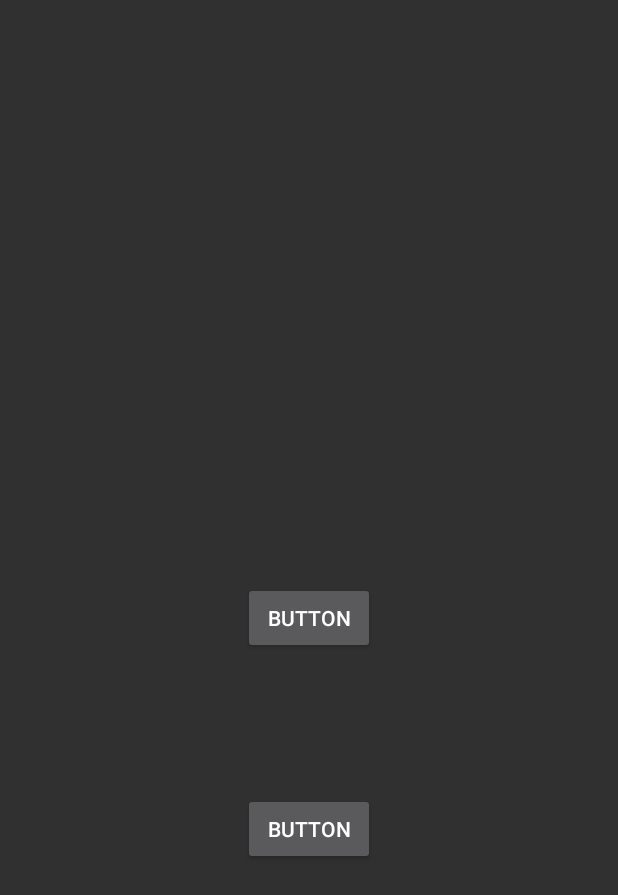
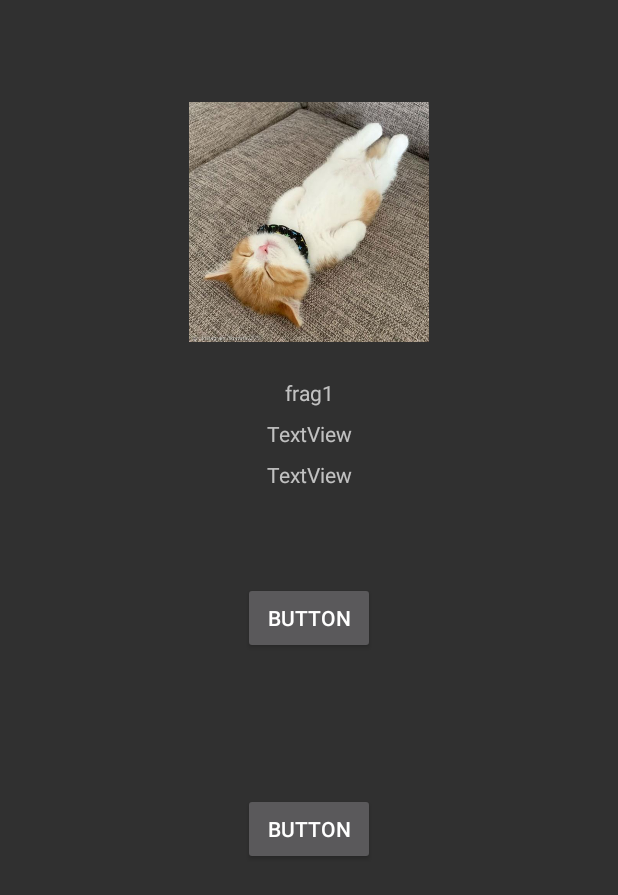
Before and after one commit to EuneeChung/Sopt25Assignment01, an Android app: the screen it shows after launch (MainActivity), on a phone screen of 412 x 824 dp. Shown: the top 895 px of the screen. Run offline under Robolectric (Android 15) with nearby library versions, the phone set to English and light mode, and no system bars.

Commit message:
디자인 추가/다른파일들 추가

```diff
--- /dev/null
+++ b/app/src/main/java/com/example/sopt25assignment01/DummyFragment.kt
@@ -0,0 +1,30 @@
+package com.example.sopt25assignment01
+
+
+import android.os.Bundle
+import androidx.fragment.app.Fragment
+import android.view.LayoutInflater
+import android.view.View
+import android.view.ViewGroup
+import android.widget.TextView
+import kotlinx.android.synthetic.main.fragment_dummy.*
+
+/**
+ * A simple [Fragment] subclass.
+ */
+class DummyFragment : Fragment() {
+    var name= "default"
+    private lateinit var dummy_textview: TextView
+    override fun onCreateView(
+        inflater: LayoutInflater, container: ViewGroup?,
+        savedInstanceState: Bundle?
+    ): View? {
+        val view=inflater.inflate(R.layout.fragment_dummy,container,false)
+        dummy_textview=view.findViewById(R.id.dummy_textview)
+        dummy_textview.text=name
+        // Inflate the layout for this fragment
+        return view
+    }
+
+
+}
--- /dev/null
+++ b/app/src/main/res/layout/fragment_dummy.xml
@@ -0,0 +1,73 @@
+<?xml version="1.0" encoding="utf-8"?>
+<FrameLayout xmlns:android="http://schemas.android.com/apk/res/android"
+    xmlns:tools="http://schemas.android.com/tools"
+    android:layout_width="match_parent"
+    android:layout_height="match_parent"
+    xmlns:app="http://schemas.android.com/apk/res-auto"
+    tools:context=".DummyFragment">
+
+    <androidx.constraintlayout.widget.ConstraintLayout
+        android:id="@+id/constraintLayout"
+        android:layout_width="match_parent"
+        android:layout_height="300dp">
+
+        <ImageView
+            android:id="@+id/img_my_profile"
+            android:layout_width="160dp"
+            android:layout_height="160dp"
+            android:layout_marginStart="32dp"
+            android:layout_marginLeft="32dp"
+            android:layout_marginTop="24dp"
+            android:layout_marginEnd="32dp"
+            android:layout_marginRight="32dp"
+            app:layout_constraintEnd_toEndOf="parent"
+            app:layout_constraintStart_toStartOf="parent"
+            app:layout_constraintTop_toTopOf="parent"
+            app:srcCompat="@drawable/lovelycat" />
+
+        <TextView
+            android:id="@+id/dummy_textview"
+            android:layout_width="wrap_content"
+            android:layout_height="wrap_content"
+            android:layout_marginStart="32dp"
+            android:layout_marginLeft="32dp"
+            android:layout_marginTop="24dp"
+            android:layout_marginEnd="32dp"
+            android:layout_marginRight="32dp"
+            android:text=" 3ㅌ"
+            app:layout_constraintEnd_toEndOf="parent"
+            app:layout_constraintStart_toStartOf="parent"
+            app:layout_constraintTop_toBottomOf="@+id/img_my_profile" />
+
+        <TextView
+            android:id="@+id/textView2"
+            android:layout_width="wrap_content"
+            android:layout_height="wrap_content"
+            android:layout_marginStart="32dp"
+            android:layout_marginLeft="32dp"
+            android:layout_marginTop="8dp"
+            android:layout_marginEnd="32dp"
+            android:layout_marginRight="32dp"
+            android:text="TextView"
+            app:layout_constraintEnd_toEndOf="parent"
+            app:layout_constraintStart_toStartOf="parent"
+            app:layout_constraintTop_toBottomOf="@+id/dummy_textview" />
+
+        <TextView
+            android:id="@+id/textView4"
+            android:layout_width="wrap_content"
+            android:layout_height="wrap_content"
+            android:layout_marginStart="32dp"
+            android:layout_marginLeft="32dp"
+            android:layout_marginTop="8dp"
+            android:layout_marginEnd="32dp"
+            android:layout_marginRight="32dp"
+            android:text="TextView"
+            app:layout_constraintEnd_toEndOf="parent"
+            app:layout_constraintStart_toStartOf="parent"
+            app:layout_constraintTop_toBottomOf="@+id/textView2" />
+
+
+    </androidx.constraintlayout.widget.ConstraintLayout>
+
+</FrameLayout>
```
Also changed, not shown: app/src/main/java/com/example/sopt25assignment01/FollowerActivity.kt (added, +19 -0 lines), app/src/main/java/com/example/sopt25assignment01/MyProfileFragment.kt (added, +24 -0 lines), app/src/main/res/drawable/border_gray.xml (added, +8 -0 lines), app/src/main/res/drawable/border_scarlet.xml (added, +8 -0 lines), app/src/main/res/font/font.xml (added, +7 -0 lines), app/src/main/res/layout/activity_follower.xml (added, +21 -0 lines), app/src/main/res/layout/activity_sign_up.xml (+27 -3 lines), app/src/main/res/layout/fragment_my_profile.xml (added, +73 -0 lines), app/src/main/res/drawable-v24/btn_left.png (added), 1 other file.
